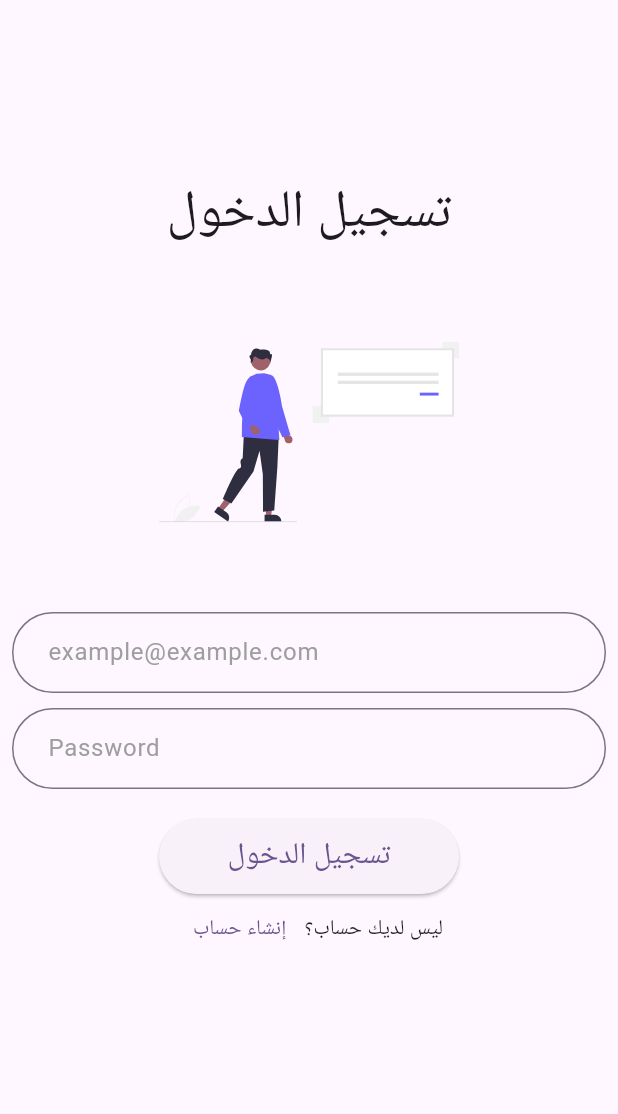
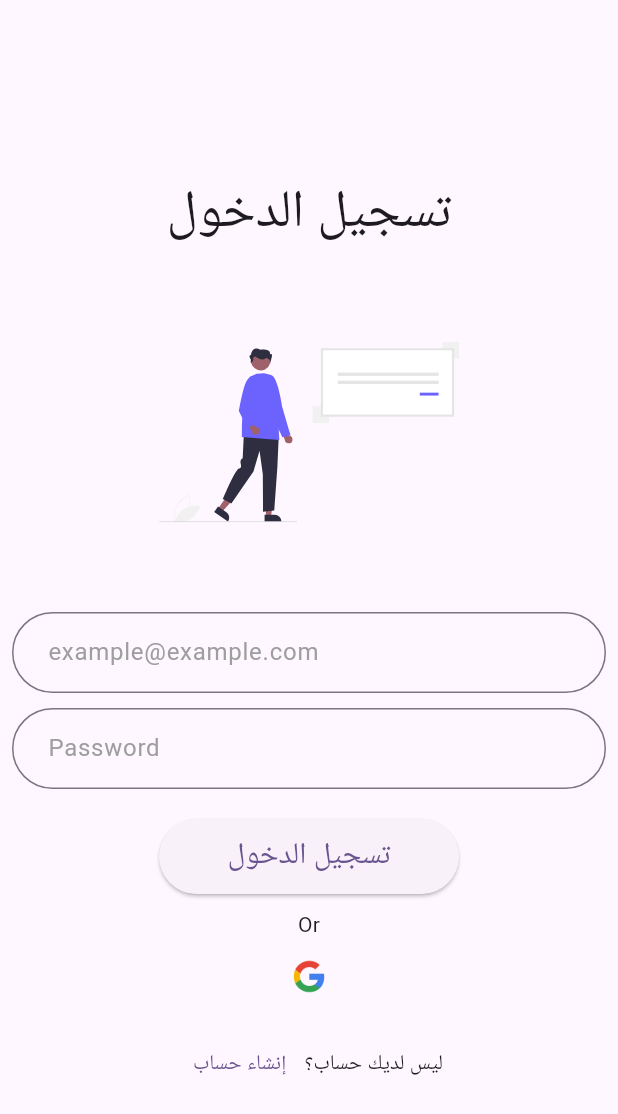
Before and after one commit to omer358/blood-donor-app, a Flutter app: the screen it shows after launch, after a tap on "تسجيل دخول", on a phone screen of 412 x 824 dp. Shown: the top 1114 px of the screen. Run offline on Flutter 3.47's test engine with Material 3 defaults, Android fonts, the phone set to English and light mode, and no system bars; our stand-ins replace cloud_firestore, firebase_auth, firebase_core, flutter_svg, get, google_sign_in; accounts and stored records are empty; network calls fail.

Commit message:
sign in with google and handling exceptions properly

```diff
--- a/lib/presentation/screens/login.dart
+++ b/lib/presentation/screens/login.dart
@@ -34,6 +34,13 @@ class LoginScreen extends StatelessWidget {
                   height: 20,
                 ),
                 _buildSignUpButton(),
+                const SizedBox(
+                  height: 10,
+                ),
+                _buildGoogleSignInButton(),
+                const SizedBox(
+                  height: 10,
+                ),
                 _buildSignInButton()
               ],
             ),
@@ -62,6 +69,7 @@ class LoginScreen extends StatelessWidget {
       fit: BoxFit.contain,
     );
   }
+
   Widget _buildEmailTextField() {
     return TextField(
       keyboardType: TextInputType.emailAddress,
@@ -71,7 +79,8 @@ class LoginScreen extends StatelessWidget {
       decoration: InputDecoration(
         hintText: 'example@example.com',
         hintStyle: const TextStyle(color: Colors.grey),
-        contentPadding: const EdgeInsets.symmetric(vertical: 15.0, horizontal: 20.0),
+        contentPadding: const EdgeInsets.symmetric(
+            vertical: 15.0, horizontal: 20.0),
         border: OutlineInputBorder(
           borderRadius: BorderRadius.circular(30.0),
         ),
@@ -88,13 +97,15 @@ class LoginScreen extends StatelessWidget {
       decoration: InputDecoration(
         hintText: 'Password',
         hintStyle: const TextStyle(color: Colors.grey),
-        contentPadding: const EdgeInsets.symmetric(vertical: 15.0, horizontal: 20.0),
+        contentPadding: const EdgeInsets.symmetric(
+            vertical: 15.0, horizontal: 20.0),
         border: OutlineInputBorder(
           borderRadius: BorderRadius.circular(30.0),
         ),
       ),
     );
   }
+
   Widget _buildSignUpButton() {
     return SizedBox(
         width: 200,
@@ -109,7 +120,7 @@ class LoginScreen extends StatelessWidget {
           ),
         ));
   }
-}
+
 
   Widget _buildSignInButton() {
     return Directionality(
@@ -120,10 +131,29 @@ Widget _buildSignInButton() {
           const Text("ليس لديك حساب؟"),
           TextButton(
               onPressed: () {
-              Get.off( SignUpScreen());
+                Get.off(SignUpScreen());
               },
               child: const Text("إنشاء حساب"))
         ],
       ),
     );
   }
+
+  Widget _buildGoogleSignInButton() {
+    return Column(
+      children: [
+        const Text("Or"),
+        SizedBox(
+          width: 200,
+          height: 50,
+          child: IconButton(
+            icon: Image.asset("assets/images/google_icon.png"),
+            onPressed: () {
+              authController.signInWithGoogle(); // Trigger Google Sign-In
+            },
+          ),
+        ),
+      ],
+    );
+  }
+}
--- a/lib/presentation/screens/registration.dart
+++ b/lib/presentation/screens/registration.dart
@@ -26,10 +26,17 @@ class SignUpScreen extends StatelessWidget {
                 _buildSvgImage(),
                 const SizedBox(height: 20),
                 _buildEmailTextField(),
-              const SizedBox(height: 10),
+                const SizedBox(height: 10),
                 _buildPasswordTextField(),
                 const SizedBox(height: 20),
                 _buildSignUpButton(),
+                const SizedBox(
+                  height: 10,
+                ),
+                _buildGoogleSignInButton(),
+                const SizedBox(
+                  height: 10,
+                ),
                 _buildSignInButton(),
               ],
             ),
@@ -68,7 +75,8 @@ class SignUpScreen extends StatelessWidget {
       decoration: InputDecoration(
         hintText: 'example@example.com',
         hintStyle: const TextStyle(color: Colors.grey),
-        contentPadding: const EdgeInsets.symmetric(vertical: 15.0, horizontal: 20.0),
+        contentPadding:
+            const EdgeInsets.symmetric(vertical: 15.0, horizontal: 20.0),
         border: OutlineInputBorder(
           borderRadius: BorderRadius.circular(30.0),
         ),
@@ -85,7 +93,8 @@ class SignUpScreen extends StatelessWidget {
       decoration: InputDecoration(
         hintText: 'Password',
         hintStyle: const TextStyle(color: Colors.grey),
-        contentPadding: const EdgeInsets.symmetric(vertical: 15.0, horizontal: 20.0),
+        contentPadding:
+            const EdgeInsets.symmetric(vertical: 15.0, horizontal: 20.0),
         border: OutlineInputBorder(
           borderRadius: BorderRadius.circular(30.0),
         ),
@@ -99,13 +108,32 @@ class SignUpScreen extends StatelessWidget {
       height: 50,
       child: ElevatedButton(
         onPressed: () {
-          authController.registerWithEmailAndPassword();  // Trigger OTP sending from controller
+          authController
+              .registerWithEmailAndPassword();
         },
         child: const Text(
           "تسجيل",
           style: TextStyle(fontSize: 20),
         ),
       ),
+    );
+  }
+
+  Widget _buildGoogleSignInButton() {
+    return Column(
+      children: [
+        const Text("Or"),
+        SizedBox(
+          width: 200,
+          height: 50,
+          child: IconButton(
+            icon: Image.asset("assets/images/google_icon.png"),
+            onPressed: () {
+              authController.signInWithGoogle(); // Trigger Google Sign-In
+            },
+          ),
+        ),
+      ],
     );
   }
 
--- a/pubspec.yaml
+++ b/pubspec.yaml
@@ -40,6 +40,7 @@ dependencies:
   get: ^4.6.6
   flutter_svg: ^2.0.10+1
   cloud_firestore: ^5.4.0
+  google_sign_in: ^6.2.1
 
 dev_dependencies:
   flutter_test:
```
Also changed, not shown: lib/controllers/AuthController.dart (+56 -39 lines), lib/service/auth_service.dart (+30 -14 lines), assets/images/google_icon.png (added), assets/images/google_icon.svg (added), pubspec.lock. Lines whose indentation alone changed are shown as unchanged.
